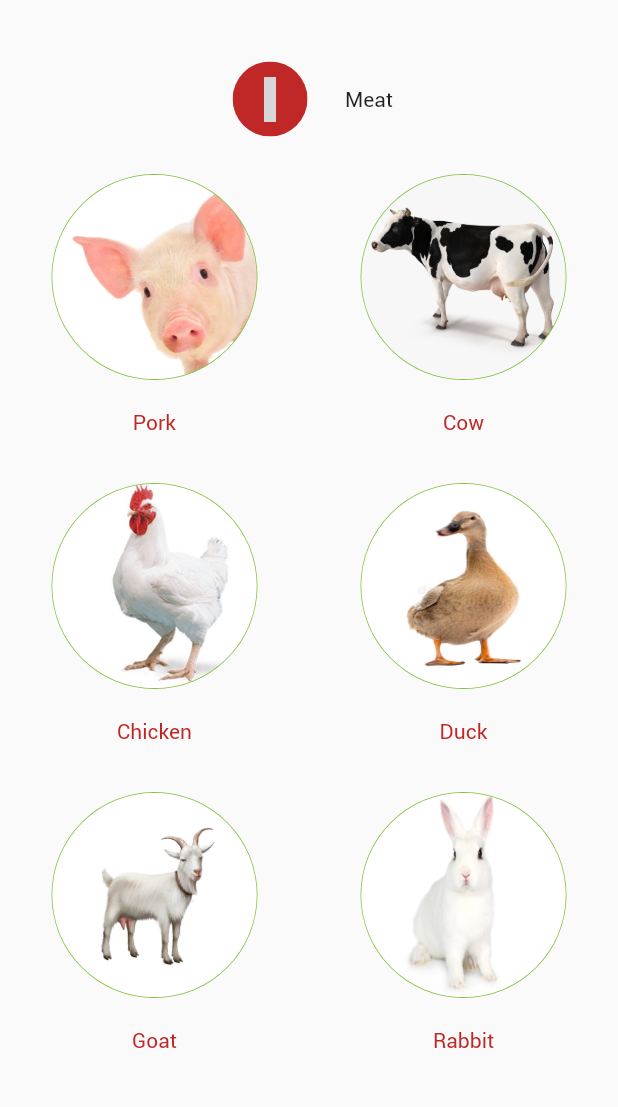
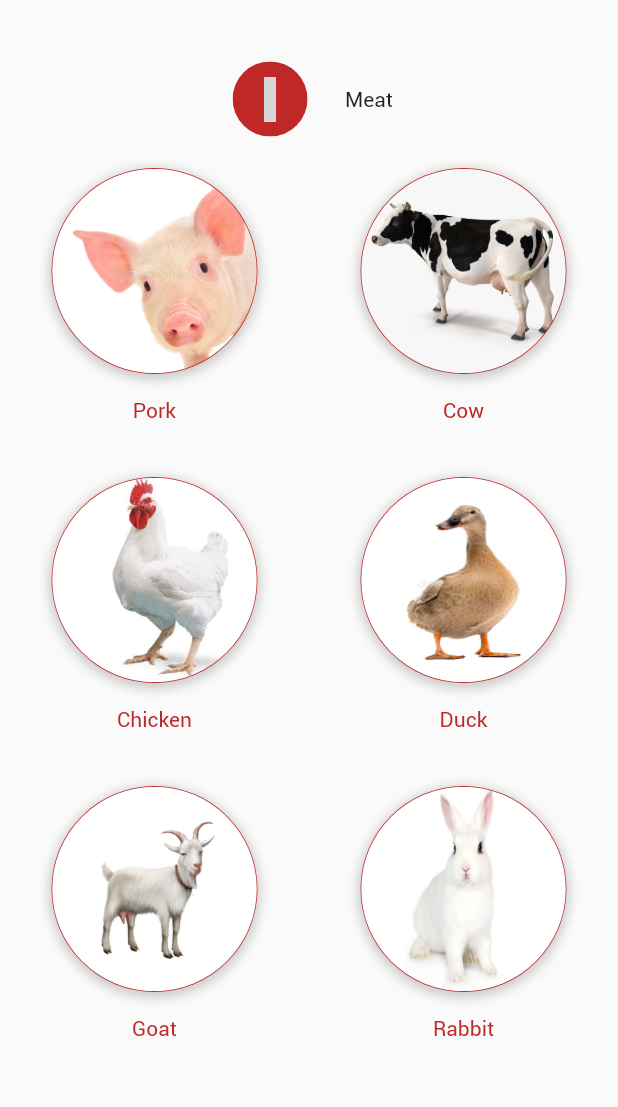
Before and after one commit to anangts/store_app, a Flutter app: the SubCategoryPage screen opened directly with sample values from the repository, on a phone screen of 412 x 824 dp, the part 66-1173 px from its top. Run offline on Flutter 3.47's test engine with Material 2 defaults, Android fonts, the phone set to English and light mode, and no system bars; our stand-ins replace firebase_auth, firebase_core, google_maps_flutter, google_sign_in; missing offline and left inert: icofont_flutter; accounts and stored records are empty; grey boxes are pictures that could not be loaded.

Commit message:
add comment

```diff
--- a/lib/pages/subcategory_page.dart
+++ b/lib/pages/subcategory_page.dart
@@ -1,5 +1,4 @@
 import 'package:flutter/material.dart';
-import 'package:store_app/helper/appcolor.dart';
 import 'package:store_app/models/category.dart';
 import 'package:store_app/pages/details_page.dart';
 import 'package:store_app/widgets/categoryicon.dart';
@@ -10,32 +9,22 @@ class SubCategoryPage extends StatelessWidget {
   const SubCategoryPage({required this.selectedCategory, Key? key})
       : super(key: key);
 
-  @override
-  Widget build(BuildContext context) {
-    MediaQueryData query = MediaQuery.of(context);
-    return Scaffold(
-      appBar: const MainAppBar(),
-      body: Column(
-        children: [
-          Row(
-            mainAxisAlignment: MainAxisAlignment.center,
-            children: [
+  // title and icon selected category
+  Row _titleSubCategory() {
+    return Row(mainAxisAlignment: MainAxisAlignment.center, children: [
       Container(
           margin: const EdgeInsets.all(5.0),
           child: CategoryIcon(
               color: selectedCategory.color,
-                  iconName: selectedCategory.iconName,
-                ),
-              ),
-              const SizedBox(
-                width: 20,
-              ),
-              Text(
-                selectedCategory.name.toString(),
-              ),
-            ],
-          ),
-          Expanded(
+              iconName: selectedCategory.iconName)),
+      const SizedBox(width: 20),
+      Text('${selectedCategory.name}')
+    ]);
+  }
+
+  // list subcategory
+  Expanded _subcategory(BuildContext context, MediaQueryData query) {
+    return Expanded(
       child: GridView.count(
         crossAxisCount: 2,
         children: List.generate(
@@ -43,54 +32,66 @@ class SubCategoryPage extends StatelessWidget {
           (index) {
             return GestureDetector(
               onTap: () {
-                      Navigator.push(
-                        context,
-                        MaterialPageRoute(
-                          builder: (context) {
+                Navigator.push(context, MaterialPageRoute(builder: (context) {
                   return DetailsPage(
-                              subCategory: selectedCategory.subCategory![index],
+                      subCategory: selectedCategory.subCategory![index]);
+                }));
+              },
+              child: _subCategoryCard(query, index),
             );
           },
         ),
+      ),
     );
-                    },
-                    child: Column(
+  }
+
+  // subcategory card method
+  Widget _subCategoryCard(MediaQueryData query, int index) {
+    return Column(
       children: <Widget>[
-                        Stack(
-                          children: <Widget>[
+        Stack(children: <Widget>[
           Container(
-                              margin: const EdgeInsets.all(20.0),
+              margin: const EdgeInsets.all(16.0),
               height: query.size.width / 3,
               width: query.size.width / 3,
               padding: const EdgeInsets.all(0.5),
-                              decoration: const BoxDecoration(
-                                  shape: BoxShape.circle,
-                                  color: AppColor.mainColor),
+              decoration: BoxDecoration(boxShadow: [
+                BoxShadow(
+                  color: Colors.grey.withOpacity(0.5),
+                  spreadRadius: 2,
+                  blurRadius: 5,
+                  // changes position of shadow
+                  offset: const Offset(0, 2),
+                ),
+              ], shape: BoxShape.circle, color: selectedCategory.color),
               child: ClipOval(
                   child: SizedBox.fromSize(
                       size: Size.fromRadius(query.size.width / 3),
                       child: Image.asset(
                           'assets/imgs/${selectedCategory.subCategory![index].imgName}.jpg',
-                                    fit: BoxFit.fill,
-                                  ),
-                                ),
-                              ),
-                            ),
-                          ],
-                        ),
+                          fit: BoxFit.fill))))
+        ]),
         Text(
           selectedCategory.subCategory![index].name,
           style: TextStyle(color: selectedCategory.color),
         )
       ],
-                    ),
     );
-                },
-              ),
-            ),
-          ),
-        ],
-      ),
+  }
+
+  @override
+  Widget build(BuildContext context) {
+    MediaQueryData query = MediaQuery.of(context);
+
+    return Scaffold(
+      appBar: const MainAppBar(),
+      body: Column(children: [
+        // title and icon selected category
+        _titleSubCategory(),
+
+        // list subcategory
+        _subcategory(context, query)
+      ]),
     );
   }
 }
```
Lines whose indentation alone changed are shown as unchanged.
